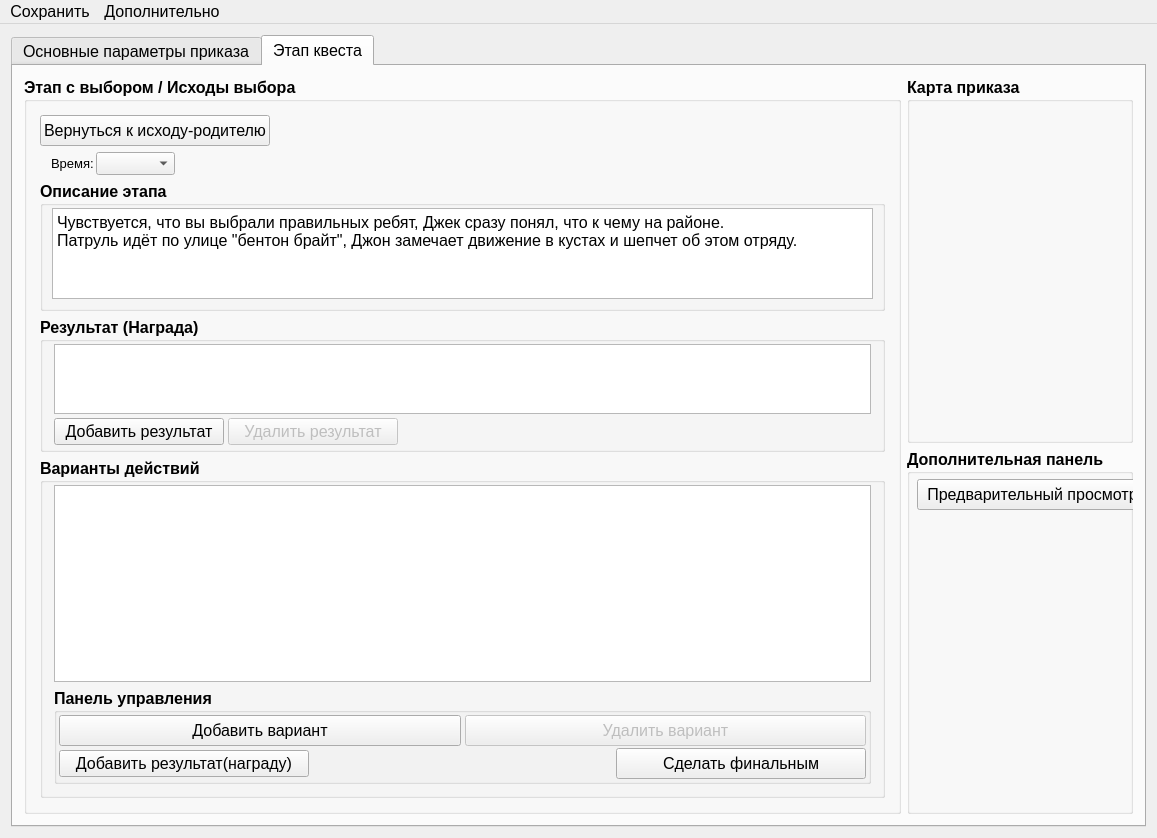
Before: the Qt Designer form mainwindow.ui in YakSid/PDNK2, drawn with Qt 5.
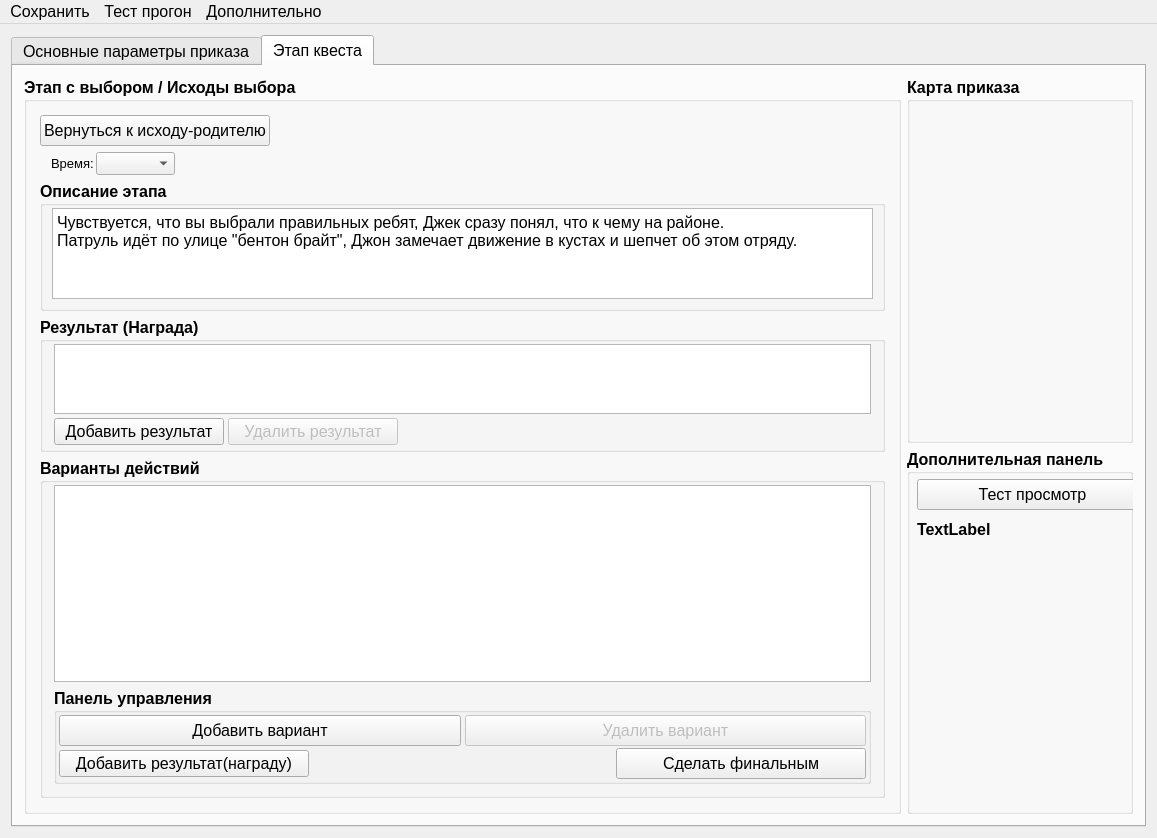
After: the same form once the commit is applied.

```diff
--- a/mainwindow.ui
+++ b/mainwindow.ui
@@ -1845,7 +1845,20 @@
             </font>
            </property>
            <property name="text">
-            <string>Предварительный просмотр</string>
+            <string>Тест просмотр</string>
+           </property>
+          </widget>
+          <widget class="QLabel" name="label_3">
+           <property name="geometry">
+            <rect>
+             <x>10</x>
+             <y>70</y>
+             <width>91</width>
+             <height>21</height>
+            </rect>
+           </property>
+           <property name="text">
+            <string>TextLabel</string>
            </property>
           </widget>
          </widget>
@@ -1879,7 +1892,14 @@
     <addaction name="action_statistics"/>
     <addaction name="action_help"/>
    </widget>
+   <widget class="QMenu" name="menu">
+    <property name="title">
+     <string>Тест прогон</string>
+    </property>
+    <addaction name="action_runTest"/>
+   </widget>
    <addaction name="menu_saving"/>
+   <addaction name="menu"/>
    <addaction name="menu_extra"/>
   </widget>
   <action name="action_save">
```
Left out of the diff: 5 changed lines with no effect on the pictures.
